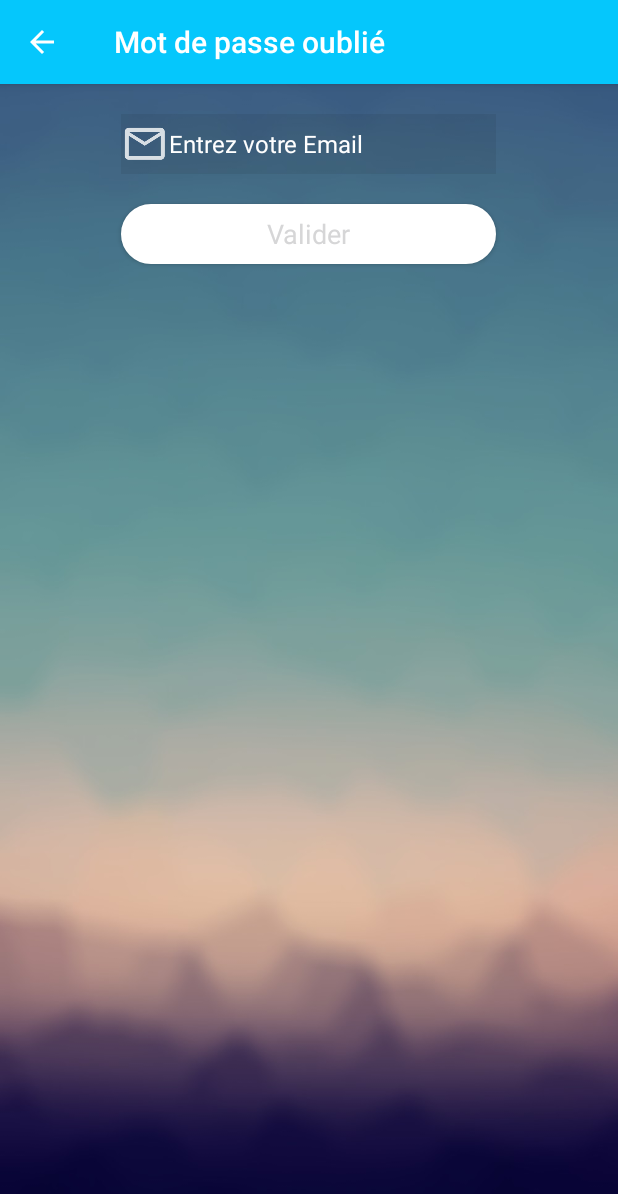
After one commit to rbonnet13/OwlinOnePAE, an Android app: the PasswordConfiguration screen opened directly, with no data from a screen before it, on a phone screen of 412 x 824 dp. The commit adds this screen. Shown: the top 1194 px of the screen. Run offline under Robolectric (Android 15) with nearby library versions, the phone set to English and light mode, and no system bars.

Commit message:
Ajout du layout "Modifier MDP"

```diff
--- a/app/src/main/AndroidManifest.xml
+++ b/app/src/main/AndroidManifest.xml
@@ -100,6 +100,9 @@
                 android:name=".RegisterActivity"
                 android:label="@string/title_activity_register" >
             </activity>
+            <activity
+                android:name=".PasswordConfiguration">
+            </activity>
     </application>
 
 </manifest>
--- /dev/null
+++ b/app/src/main/java/owlinone/pae/PasswordConfiguration.java
@@ -0,0 +1,61 @@
+package owlinone.pae;
+
+import android.content.Intent;
+import android.os.Bundle;
+import android.support.v7.app.AppCompatActivity;
+import android.support.v7.widget.Toolbar;
+import android.view.View;
+import android.widget.Button;
+import android.widget.EditText;
+import android.widget.Toast;
+
+/**
+ * Created by Julian on 15/01/2018.
+ */
+
+public class PasswordConfiguration extends AppCompatActivity {
+
+    private EditText newPassword;
+    private EditText newPasswordConfirmation;
+
+   @Override
+    protected void onCreate(Bundle savedInstanceState) {
+       super.onCreate(savedInstanceState);
+       setContentView(R.layout.password_conf);
+       // Toolbar
+       Toolbar toolbar = (Toolbar) findViewById(R.id.toolbar7);
+       setSupportActionBar(toolbar);
+       if (getSupportActionBar() != null) {
+           getSupportActionBar().setDisplayHomeAsUpEnabled(true);
+           getSupportActionBar().setDisplayShowHomeEnabled(true);
+       }
+       toolbar.setNavigationOnClickListener(new View.OnClickListener() {
+           @Override
+           public void onClick(View v) {
+               finish();
+           }
+       });
+
+      /* newPassword = (EditText) findViewById(R.id.new_password);
+       newPasswordConfirmation = (EditText) findViewById(R.id.new_password_confirmation);
+       Button validation = (Button) findViewById(R.id.validation_password);
+
+       validation.setOnClickListener(new View.OnClickListener() {
+           @Override
+           public void onClick(View v) {
+               String newPasswordEntered = newPassword.getText().toString();
+               String newPasswordConfirmationEntered = newPasswordConfirmation.getText().toString();
+               if (newPasswordConfirmationEntered == newPasswordEntered){
+                   Intent intent = new Intent(PasswordConfiguration.this, LoginActivity.class);
+                   intent.putExtra("PASSWORD", newPasswordConfirmationEntered);
+                   startActivity(intent);
+               }
+               else{
+                   Toast.makeText(PasswordConfiguration.this, "Mot de passe incorrect", Toast.LENGTH_LONG).show();
+                   return;
+               }
+           }
+
+   });*/
+   }
+}
--- /dev/null
+++ b/app/src/main/res/layout/password_conf.xml
@@ -0,0 +1,74 @@
+<LinearLayout xmlns:android="http://schemas.android.com/apk/res/android"
+    xmlns:tools="http://schemas.android.com/tools"
+    android:layout_width="match_parent"
+    android:layout_height="match_parent"
+    android:background="@drawable/fond2"
+    xmlns:app="http://schemas.android.com/apk/res-auto"
+    android:orientation="vertical">
+
+    <android.support.design.widget.AppBarLayout
+        android:layout_width="match_parent"
+        android:layout_height="wrap_content"
+        android:theme="@style/AppTheme.AppBarOverlay"
+        android:textAlignment="center">
+
+
+        <android.support.v7.widget.Toolbar
+            android:id="@+id/toolbar7"
+            android:layout_width="match_parent"
+            android:layout_height="?attr/actionBarSize"
+            android:background="?attr/colorPrimary"
+            app:popupTheme="@style/AppTheme.PopupOverlay"
+            android:elevation="0dp"
+            app:title="@string/newMdp"
+            android:layout_gravity="center"
+            app:titleMarginStart="20dp"
+            android:animateLayoutChanges="false"
+            />
+    </android.support.design.widget.AppBarLayout>
+
+    <RelativeLayout
+        android:layout_width="match_parent"
+        android:layout_height="match_parent">
+
+        <EditText
+            android:id="@+id/email"
+            android:layout_width="250dp"
+            android:layout_height="40dp"
+            android:inputType="textEmailAddress"
+            android:ems="10"
+            android:background="#11000000"
+            android:layout_marginRight="20dp"
+            android:textSize="16dp"
+            android:textColor="@color/colorWhite"
+            android:drawableLeft="@drawable/ic_action_mail"
+            android:textColorHint="@color/colorWhite"
+            android:hint="Entrez votre Email"
+            android:layout_centerHorizontal="true"
+            android:layout_marginTop="20dp"
+
+            />
+
+        <Button
+            android:id="@+id/validation_password"
+            android:layout_width="250dp"
+            android:layout_height="40dp"
+            android:background="@drawable/background_login"
+            android:layout_centerHorizontal="true"
+            android:text="@string/validerAppart"
+            android:layout_marginTop="20dp"
+            android:textColor="@color/caldroid_holo_blue_light"
+            android:textAllCaps="false"
+            android:clickable="true"
+            style="@style/Base.TextAppearance.AppCompat.Body1"
+            android:textSize="18sp"
+            android:layout_marginBottom="10dp"
+            android:layout_below="@+id/email"
+            />
+
+
+
+
+
+    </RelativeLayout>
+</LinearLayout>
--- a/app/src/main/res/values/strings.xml
+++ b/app/src/main/res/values/strings.xml
@@ -67,6 +67,8 @@
     <string name="inscription">Inscription</string>
     <string name="déconnexion">Déconnexion</string>
     <string name="compte">Compte</string>
+    <string name="newMdp">Mot de passe oublié</string>
+
 
 
 
```
Also changed, not shown: app/src/main/java/owlinone/pae/Compte.java (added, +8 -0 lines), app/src/main/java/owlinone/pae/MainLogin.java (+13 -2 lines), app/src/main/java/owlinone/pae/RegisterActivity.java (+6 -3 lines), app/src/main/res/layout/compte.xml (added, +118 -0 lines), app/src/main/res/layout/login_main_view.xml (+16 -1 lines).
